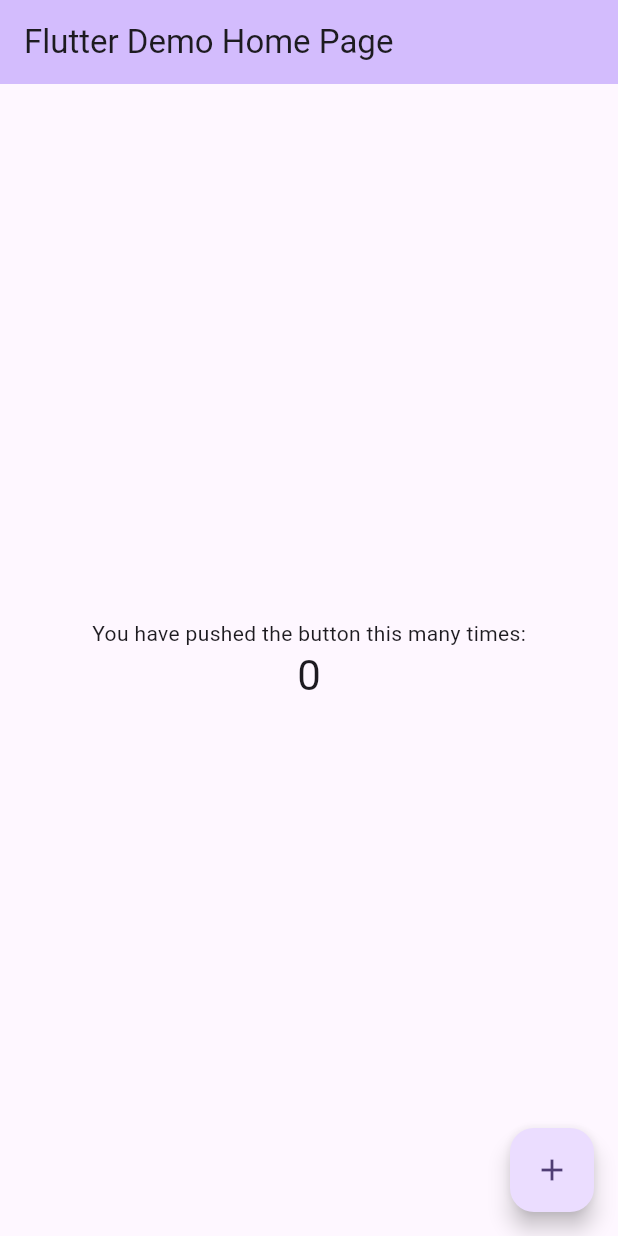
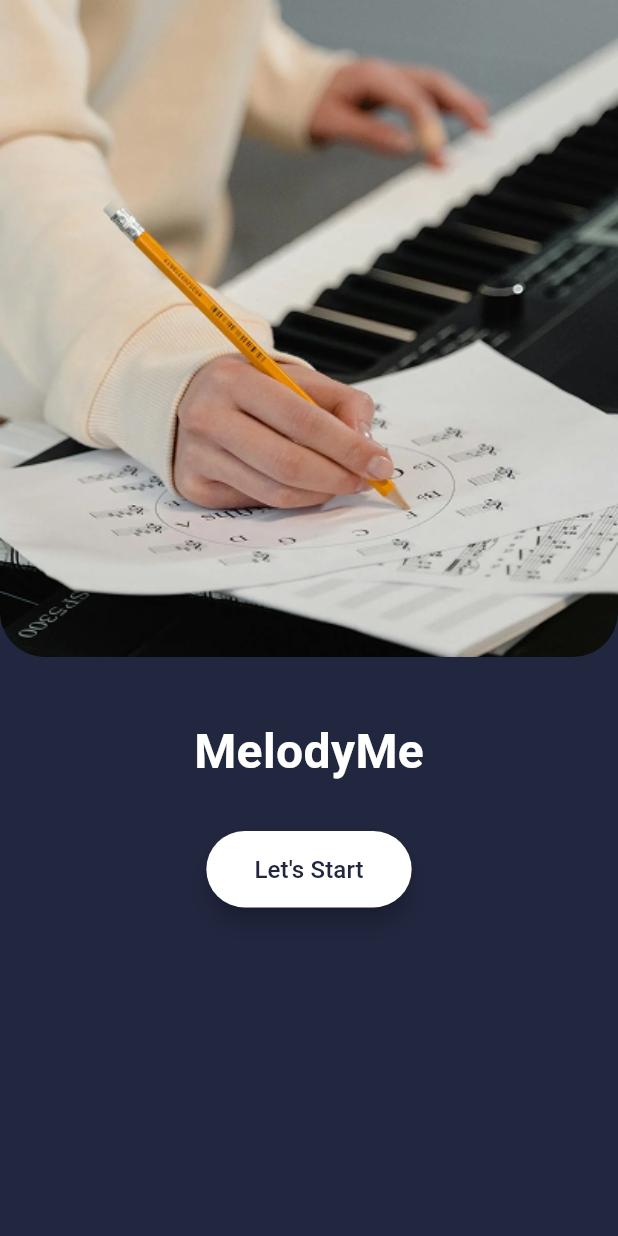
Before and after one commit to BinjuRai/melodyMe-mobile-app, a Flutter app: the screen it shows after launch, on a phone screen of 412 x 824 dp. Run offline on Flutter 3.47's test engine with Material 3 defaults, Android fonts, the phone set to English and light mode, and no system bars; Roboto replaces fonts that are missing (Bagel Fat One).

Commit message:
first screen

```diff
--- /dev/null
+++ b/lib/app.dart
@@ -0,0 +1,18 @@
+import 'package:batch34_b/view/login_view.dart';
+import 'package:batch34_b/view/registration_view.dart';
+import 'package:batch34_b/view/spashscreen_second_view.dart';
+import 'package:batch34_b/view/splashscreen_view.dart';
+
+import 'package:flutter/material.dart';
+
+class App extends StatelessWidget {
+  const App({super.key});
+
+  @override
+  Widget build(BuildContext context) {
+    return MaterialApp(
+      debugShowCheckedModeBanner: false,
+      home: SplashscreenView(),
+    );
+  }
+}
--- a/lib/main.dart
+++ b/lib/main.dart
@@ -1,122 +1,7 @@
+import 'package:batch34_b/app.dart';
+
 import 'package:flutter/material.dart';
 
 void main() {
-  runApp(const MyApp());
+  runApp(App());
 }
-
-class MyApp extends StatelessWidget {
-  const MyApp({super.key});
-
-  // This widget is the root of your application.
-  @override
-  Widget build(BuildContext context) {
-    return MaterialApp(
-      title: 'Flutter Demo',
-      theme: ThemeData(
-        // This is the theme of your application.
-        //
-        // TRY THIS: Try running your application with "flutter run". You'll see
-        // the application has a purple toolbar. Then, without quitting the app,
-        // try changing the seedColor in the colorScheme below to Colors.green
-        // and then invoke "hot reload" (save your changes or press the "hot
-        // reload" button in a Flutter-supported IDE, or press "r" if you used
-        // the command line to start the app).
-        //
-        // Notice that the counter didn't reset back to zero; the application
-        // state is not lost during the reload. To reset the state, use hot
-        // restart instead.
-        //
-        // This works for code too, not just values: Most code changes can be
-        // tested with just a hot reload.
-        colorScheme: ColorScheme.fromSeed(seedColor: Colors.deepPurple),
-      ),
-      home: const MyHomePage(title: 'Flutter Demo Home Page'),
-    );
-  }
-}
-
-class MyHomePage extends StatefulWidget {
-  const MyHomePage({super.key, required this.title});
-
-  // This widget is the home page of your application. It is stateful, meaning
-  // that it has a State object (defined below) that contains fields that affect
-  // how it looks.
-
-  // This class is the configuration for the state. It holds the values (in this
-  // case the title) provided by the parent (in this case the App widget) and
-  // used by the build method of the State. Fields in a Widget subclass are
-  // always marked "final".
-
-  final String title;
-
-  @override
-  State<MyHomePage> createState() => _MyHomePageState();
-}
-
-class _MyHomePageState extends State<MyHomePage> {
-  int _counter = 0;
-
-  void _incrementCounter() {
-    setState(() {
-      // This call to setState tells the Flutter framework that something has
-      // changed in this State, which causes it to rerun the build method below
-      // so that the display can reflect the updated values. If we changed
-      // _counter without calling setState(), then the build method would not be
-      // called again, and so nothing would appear to happen.
-      _counter++;
-    });
-  }
-
-  @override
-  Widget build(BuildContext context) {
-    // This method is rerun every time setState is called, for instance as done
-    // by the _incrementCounter method above.
-    //
-    // The Flutter framework has been optimized to make rerunning build methods
-    // fast, so that you can just rebuild anything that needs updating rather
-    // than having to individually change instances of widgets.
-    return Scaffold(
-      appBar: AppBar(
-        // TRY THIS: Try changing the color here to a specific color (to
-        // Colors.amber, perhaps?) and trigger a hot reload to see the AppBar
-        // change color while the other colors stay the same.
-        backgroundColor: Theme.of(context).colorScheme.inversePrimary,
-        // Here we take the value from the MyHomePage object that was created by
-        // the App.build method, and use it to set our appbar title.
-        title: Text(widget.title),
-      ),
-      body: Center(
-        // Center is a layout widget. It takes a single child and positions it
-        // in the middle of the parent.
-        child: Column(
-          // Column is also a layout widget. It takes a list of children and
-          // arranges them vertically. By default, it sizes itself to fit its
-          // children horizontally, and tries to be as tall as its parent.
-          //
-          // Column has various properties to control how it sizes itself and
-          // how it positions its children. Here we use mainAxisAlignment to
-          // center the children vertically; the main axis here is the vertical
-          // axis because Columns are vertical (the cross axis would be
-          // horizontal).
-          //
-          // TRY THIS: Invoke "debug painting" (choose the "Toggle Debug Paint"
-          // action in the IDE, or press "p" in the console), to see the
-          // wireframe for each widget.
-          mainAxisAlignment: MainAxisAlignment.center,
-          children: <Widget>[
-            const Text('You have pushed the button this many times:'),
-            Text(
-              '$_counter',
-              style: Theme.of(context).textTheme.headlineMedium,
-            ),
-          ],
-        ),
-      ),
-      floatingActionButton: FloatingActionButton(
-        onPressed: _incrementCounter,
-        tooltip: 'Increment',
-        child: const Icon(Icons.add),
-      ), // This trailing comma makes auto-formatting nicer for build methods.
-    );
-  }
-}
--- /dev/null
+++ b/lib/view/dashboard_view.dart
@@ -0,0 +1,15 @@
+import 'package:flutter/material.dart';
+
+class DashboardView extends StatefulWidget {
+  const DashboardView({super.key});
+
+  @override
+  State<DashboardView> createState() => _DashboardViewState();
+}
+
+class _DashboardViewState extends State<DashboardView> {
+  @override
+  Widget build(BuildContext context) {
+    return const Placeholder();
+  }
+}
--- /dev/null
+++ b/lib/view/splashscreen_view.dart
@@ -0,0 +1,74 @@
+import 'package:batch34_b/view/spashscreen_second_view.dart';
+import 'package:flutter/material.dart';
+
+class SplashscreenView extends StatefulWidget {
+  const SplashscreenView({super.key});
+
+  @override
+  State<SplashscreenView> createState() => _SplashscreenViewState();
+}
+
+class _SplashscreenViewState extends State<SplashscreenView> {
+  @override
+  Widget build(BuildContext context) {
+    return Scaffold(
+      backgroundColor: const Color(0xFF222740),
+      body: SafeArea(
+        child: Column(
+          children: [
+            Expanded(
+              flex: 2,
+              child: ClipRRect(
+                borderRadius: const BorderRadius.only(
+                  bottomLeft: Radius.circular(30),
+                  bottomRight: Radius.circular(30),
+                ),
+                child: Image.asset(
+                  'assets/images/splashscreen_img1.png',
+                  width: double.infinity,
+                  fit: BoxFit.cover,
+                ),
+              ),
+            ),
+            const SizedBox(height: 40),
+            const Text(
+              'MelodyMe',
+              style: TextStyle(
+                fontSize: 32,
+                color: Colors.white,
+                fontWeight: FontWeight.bold,
+                fontFamily: 'Bagel Fat One',
+              ),
+            ),
+            const SizedBox(height: 30),
+            ElevatedButton(
+              style: ElevatedButton.styleFrom(
+                backgroundColor: Colors.white,
+                foregroundColor: const Color(0xFF222740),
+                padding: const EdgeInsets.symmetric(
+                  horizontal: 32,
+                  vertical: 14,
+                ),
+                shape: RoundedRectangleBorder(
+                  borderRadius: BorderRadius.circular(30),
+                ),
+                elevation: 6,
+              ),
+
+              onPressed: () {
+    Navigator.push(
+      context,
+      MaterialPageRoute(
+        builder: (context) => const SpashscreenSecondView(),
+      ),
+    );
+  },
+              child: const Text("Let's Start", style: TextStyle(fontSize: 16)),
+            ),
+            const Spacer(),
+          ],
+        ),
+      ),
+    );
+  }
+}
--- a/pubspec.yaml
+++ b/pubspec.yaml
@@ -58,8 +58,9 @@ flutter:
   uses-material-design: true
 
   # To add assets to your application, add an assets section, like this:
-  # assets:
-  #   - images/a_dot_burr.jpeg
+  assets:
+    - assets/images/
+    - assets/icons/
   #   - images/a_dot_ham.jpeg
 
   # An image asset can refer to one or more resolution-specific "variants", see
```
Also changed, not shown: lib/view/login_view.dart (added, +103 -0 lines), lib/view/registration_view.dart (added, +126 -0 lines), lib/view/spashscreen_second_view.dart (added, +115 -0 lines), assets/images/bottom_guitar.png (added), assets/images/bottom_piano.png (added), assets/images/splashscreen_img1.png (added), assets/images/top_mic.png (added), assets/images/top_violin.png (added), 1 other file.
